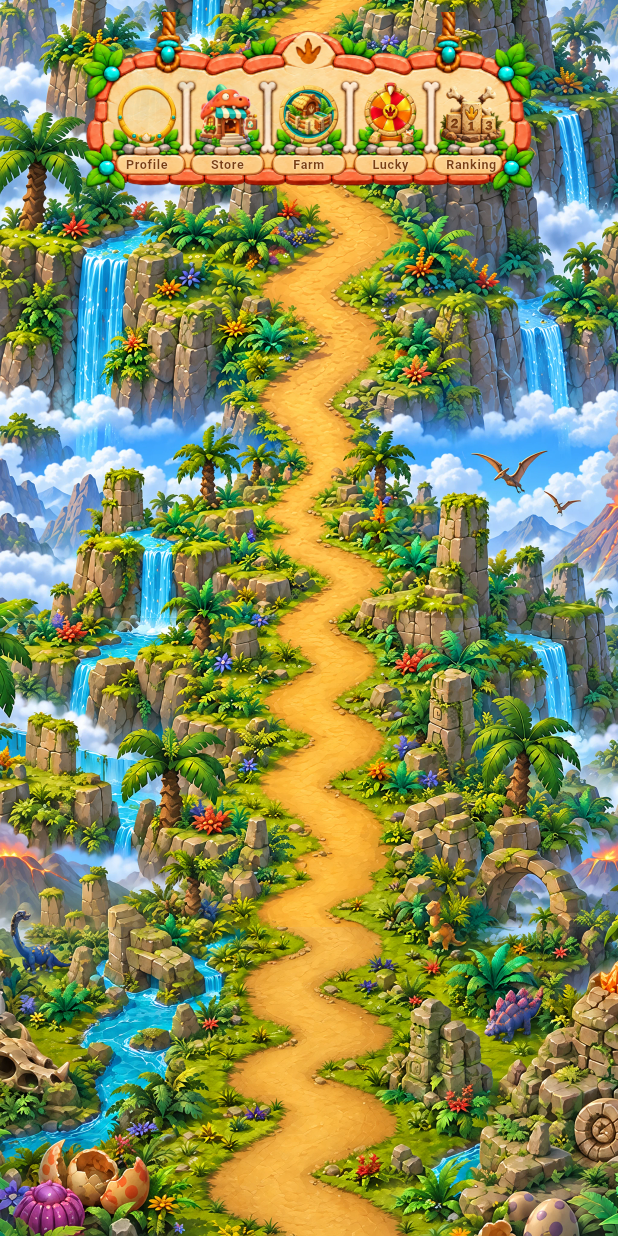
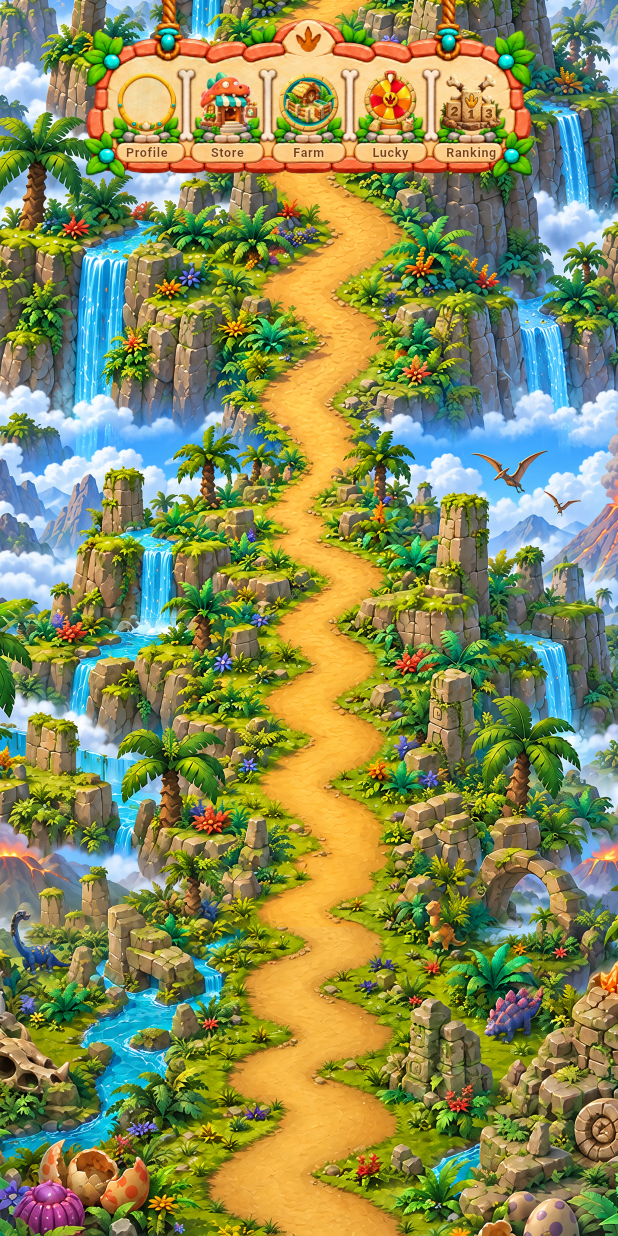
Before and after one commit to chauquangabc/dino_game, a Flutter app: the screen it shows after launch, on a phone screen of 412 x 824 dp. Run offline on Flutter 3.47's test engine with Material 3 defaults, Android fonts, the phone set to English and light mode, and no system bars; our stand-ins replace dartz, dio, flutter_secure_storage, get_it, go_router, logger and 1 more.

Commit message:
UI HUB v4

```diff
--- a/lib/feature/home/presentation/pages/home_page.dart
+++ b/lib/feature/home/presentation/pages/home_page.dart
@@ -118,6 +118,7 @@ class _HomePageState extends State<HomePage> {
     if (!_initialImagesReady) return const SizedBox.expand();
 
     return Scaffold(
+      backgroundColor: Colors.blue[600],
       body: LayoutBuilder(
         builder: (context, constraints) {
           final mediaQuery = MediaQuery.of(context);
@@ -126,14 +127,12 @@ class _HomePageState extends State<HomePage> {
             viewport,
             mediaQuery.devicePixelRatio,
           );
-          final mapWidth = math.min(viewport.width, AppResponsive.maxMapWidth);
 
           return Stack(
             children: [
               Align(
                 alignment: Alignment.center,
                 child: SizedBox(
-                  width: mapWidth,
                   height: viewport.height,
                   child: _LevelMap(
                     itemCount: _itemCount,
@@ -143,7 +142,7 @@ class _HomePageState extends State<HomePage> {
                 ),
               ),
               Positioned(
-                top: mediaQuery.padding.top + 8,
+                top: mediaQuery.padding.top,
                 left: mediaQuery.padding.left + 8,
                 right: mediaQuery.padding.right + 8,
                 child: _HomeHud(
@@ -181,6 +180,7 @@ class _LevelMap extends StatelessWidget {
     return ListView.builder(
       key: const PageStorageKey('home-level-map'),
       padding: EdgeInsets.only(
+        // top: 0,
         top: MediaQuery.viewPaddingOf(context).top,
         left: 0,
         right: 0,
```
